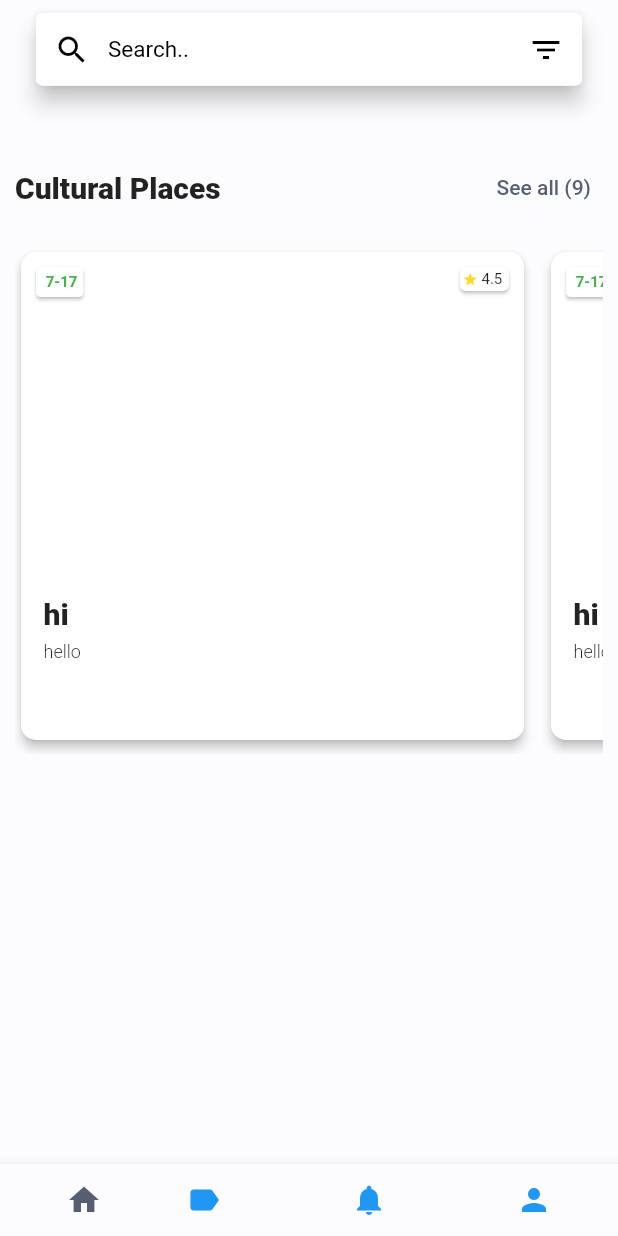
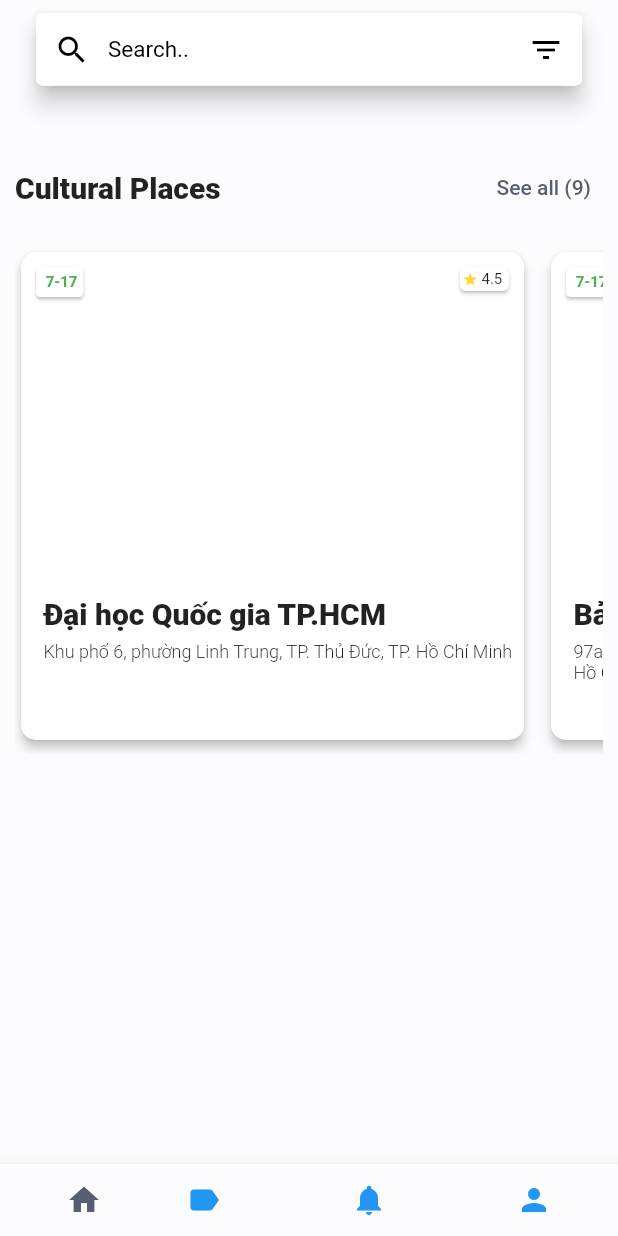
Before and after one commit to HyperionV/stour, a Flutter app: the screen it shows after launch, on a phone screen of 412 x 824 dp. Run offline on Flutter 3.47's test engine with Material 2 defaults, Android fonts, the phone set to English and light mode, and no system bars.

Commit message:
Add dummy data

```diff
--- a/lib/util/places.dart
+++ b/lib/util/places.dart
@@ -1,50 +1,52 @@
 List places = [
   {
     //"img": "assets/",
-    "title": "hi",
-    "address": "hello",
+    "title": "Đại học Quốc gia TP.HCM",
+    "address": "Khu phố 6, phường Linh Trung, TP. Thủ Đức, TP. Hồ Chí Minh",
     "rating": "4.5",
     "time": "7-17",
   },
   {
     //"img": "assets/",
-    "title": "hi",
-    "address": "hello",
+    "title": "Bảo tàng Mỹ thuật Hồ Chí Minh",
+    "address":
+        "97a Phó Đức Chính, Phường Nguyễn Thái Bình, Quận 1, TP. Hồ Chí Minh",
     "rating": "4.5",
     "time": "7-17",
   },
   {
     //"img": "assets/",
-    "title": "hi",
-    "address": "hello",
+    "title": "Dinh Độc Lập",
+    "address": "135 Nam Kỳ Khởi Nghĩa, Quận 1, TP. Hồ Chí Minh",
     "rating": "4.5",
     "time": "7-17",
   },
   {
     //"img": "assets/",
-    "title": "hi",
-    "address": "hello",
+    "title": "Đền Trần Hưng Đạo",
+    "address": "36 Võ Thị Sáu, phường 4, Quận 1,TP. Hồ Chí Minh",
     "rating": "4.5",
     "time": "7-17",
   },
   {
     //"img": "assets/",
-    "title": "hi",
-    "address": "hello",
+    "title": "Chợ nổi Cái Răng",
+    "address": "số 46 đường Hai Bà Trưng, Quận Ninh Kiều,TP. Cần Thơ",
     "rating": "4.5",
     "time": "7-17",
   },
   {
     //"img": "assets/",
-    "title": "hi",
-    "address": "hello",
+    "title": "Chùa Ông",
+    "address":
+        "Số 32 đường Hai Bà Trưng, phường Tân An, Quận Ninh Kiều, TP. Cần Thơ",
     "rating": "4.5",
     "time": "7-17",
   },
   {
     //"img": "assets/",
-    "title": "hi",
-    "address": "hello",
+    "title": "Vườn Cò Bằng Lăng",
+    "address": "Thới Bình 1, Phường Thuận An, Quận Thốt Nốt, TP. Cần Thơ",
     "rating": "4.5",
     "time": "7-17",
   },
```
